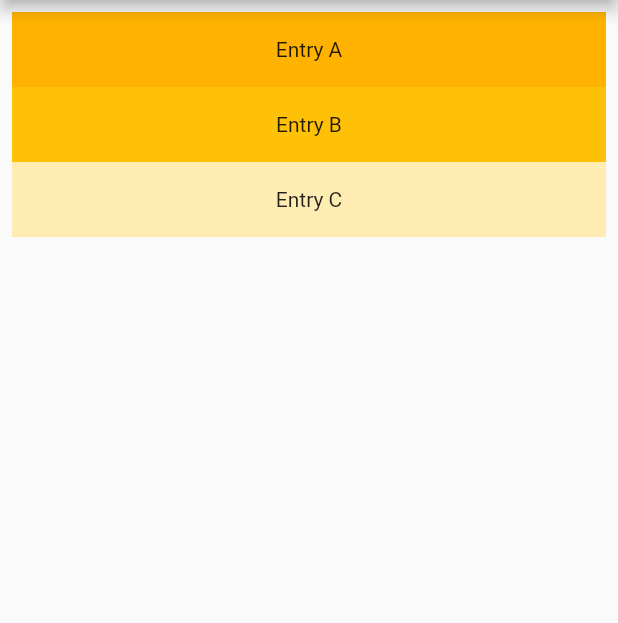
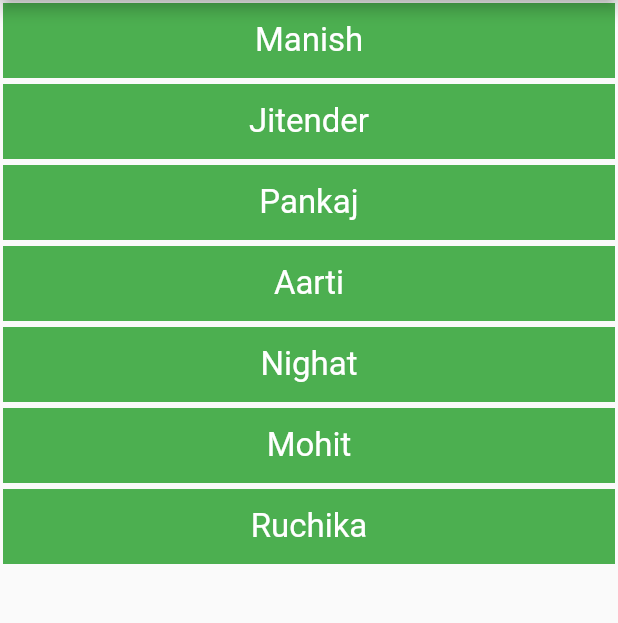
Before and after one commit to arjun-doel/first_flutter_app, a Flutter app: the screen it shows after launch, on a phone screen of 412 x 824 dp, the part 90-713 px from its top. Run offline on Flutter 3.47's test engine with Material 2 defaults, Android fonts, the phone set to English and light mode, and no system bars.

Commit message:
added a list view

```diff
--- a/lib/list_view.dart
+++ b/lib/list_view.dart
@@ -1,29 +1,31 @@
 import 'package:flutter/material.dart';
 
 class MyListView extends StatelessWidget {
-  const MyListView({Key? key}) : super(key: key);
+  final List<String> names = <String>[
+    'Manish',
+    'Jitender',
+    'Pankaj',
+    'Aarti',
+    'Nighat',
+    'Mohit',
+    'Ruchika',
+  ];
 
   @override
   Widget build(BuildContext context) {
-    return ListView(
-      padding: const EdgeInsets.all(8),
-      children: <Widget>[
-        Container(
-          height: 50,
-          color: Colors.amber[600],
-          child: const Center(child: Text('Entry A')),
-        ),
-        Container(
-          height: 50,
-          color: Colors.amber[500],
-          child: const Center(child: Text('Entry B')),
-        ),
-        Container(
-          height: 50,
-          color: Colors.amber[100],
-          child: const Center(child: Text('Entry C')),
-        ),
-      ],
-    );
+    return ListView.builder(
+        itemCount: names.length,
+        itemBuilder: (BuildContext context, int index) {
+          return Container(
+            height: 50,
+            margin: EdgeInsets.all(2),
+            color: Colors.green,
+            child: Center(
+                child: Text(
+              names[index],
+              style: const TextStyle(fontSize: 22, color: Colors.white),
+            )),
+          );
+        });
   }
 }
--- a/lib/main.dart
+++ b/lib/main.dart
@@ -22,8 +22,8 @@ class HomePage extends StatelessWidget {
 
   @override
   Widget build(BuildContext context) {
-    return const Scaffold(
-      appBar: MyAppBar(),
+    return Scaffold(
+      appBar: const MyAppBar(),
       body: MyListView(),
     );
   }
```
